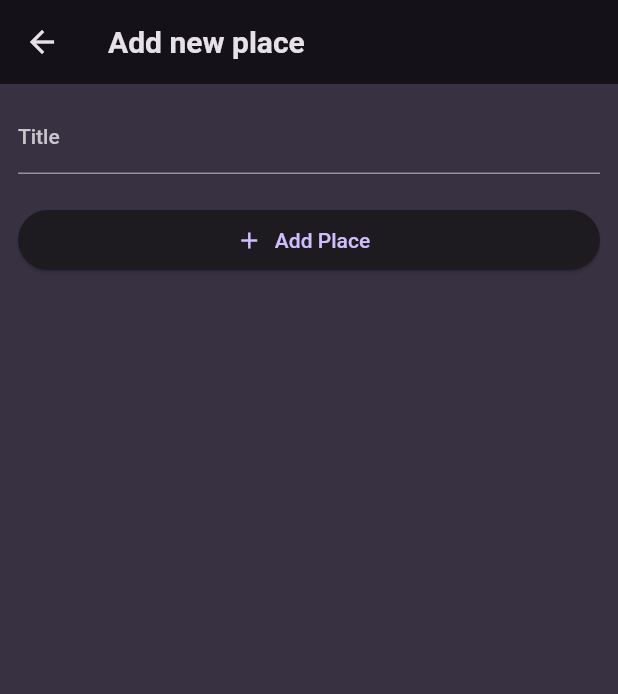
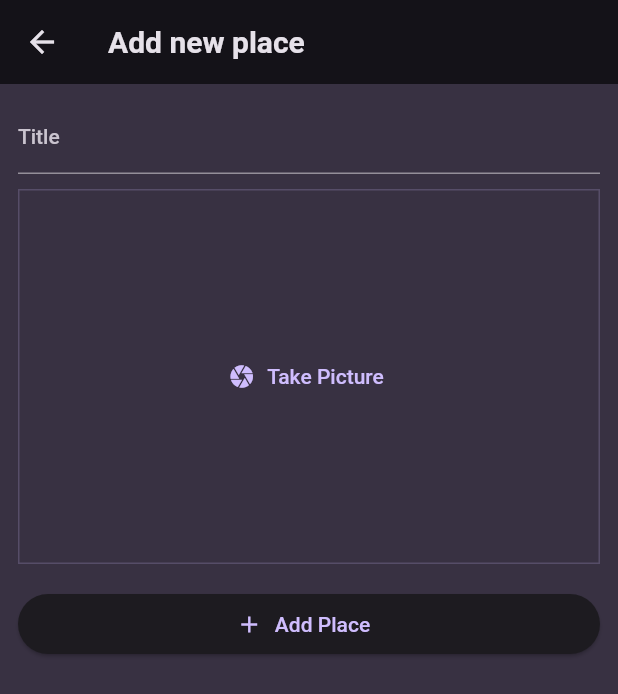
Before and after one commit to saurabhmirajkar/favorite_places, a Flutter app: the AddPlaceScreen screen opened directly, on a phone screen of 412 x 824 dp. Shown: the top 694 px of the screen. Run offline on Flutter 3.47's test engine with Material 2 defaults, Android fonts, the phone set to English and light mode, and no system bars; our stand-ins replace flutter_riverpod, google_fonts.

Commit message:
added image input widget

```diff
--- a/lib/screens/add_place.dart
+++ b/lib/screens/add_place.dart
@@ -1,4 +1,5 @@
 import 'package:favorite_places/provider/places_provider.dart';
+import 'package:favorite_places/widgets/image_input.dart';
 import 'package:flutter/material.dart';
 import 'package:flutter_riverpod/flutter_riverpod.dart';
 
@@ -42,7 +43,9 @@ class _AddPlaceScreenState extends ConsumerState<AddPlaceScreen> {
               label: Text('Title'),
             ),
           ),
-          const SizedBox(height: 20),
+          const SizedBox(height: 10),
+          const ImageInput(),
+          const SizedBox(height: 16),
           SizedBox(
             width: 125,
             child: ElevatedButton.icon(
--- /dev/null
+++ b/lib/widgets/image_input.dart
@@ -0,0 +1,32 @@
+import 'package:flutter/material.dart';
+
+class ImageInput extends StatefulWidget {
+  const ImageInput({super.key});
+
+  @override
+  State<ImageInput> createState() => _ImageInputState();
+}
+
+class _ImageInputState extends State<ImageInput> {
+  void _takePicture() {}
+
+  @override
+  Widget build(BuildContext context) {
+    return Container(
+      height: 250,
+      width: double.infinity,
+      alignment: Alignment.center,
+      decoration: BoxDecoration(
+        border: Border.all(
+          width: 1,
+          color: Theme.of(context).colorScheme.primary.withOpacity(0.2),
+        ),
+      ),
+      child: TextButton.icon(
+        onPressed: _takePicture,
+        icon: const Icon(Icons.camera),
+        label: const Text('Take Picture'),
+      ),
+    );
+  }
+}
```
